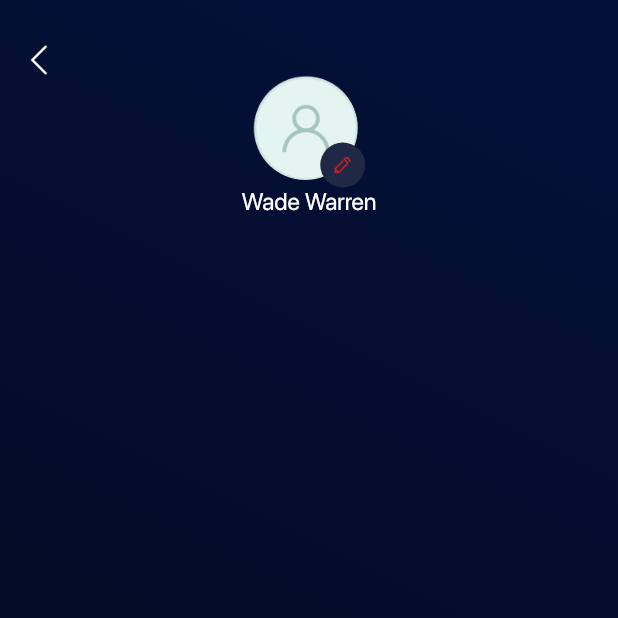
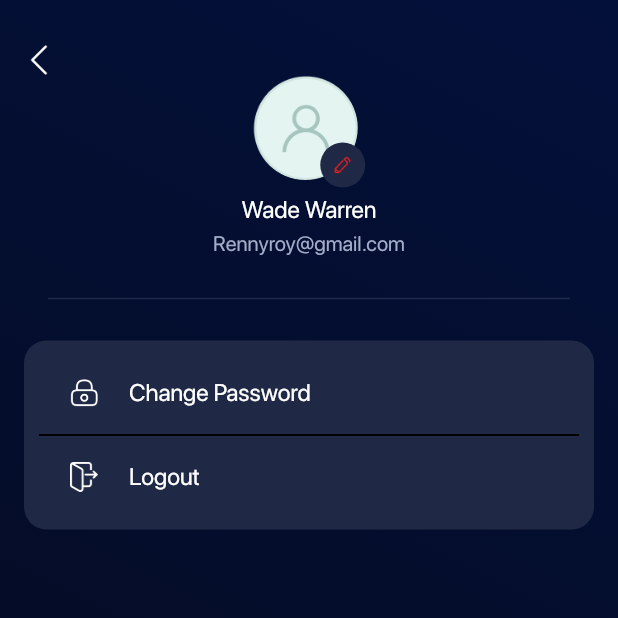
Before and after one commit to RishabhDev2203/flutter-movieapp, a Flutter app: the ProfilePage screen opened directly, on a phone screen of 412 x 824 dp, the top half of it. Run offline on Flutter 3.47's test engine with Material 2 defaults, Android fonts, the phone set to English and light mode, and no system bars; drawn by our look-alikes of cached_network_image, loader_overlay; our stand-ins replace carousel_slider, device_info, dio, equatable, flutter_bloc, fluttertoast and 5 more; missing offline and left inert: amazon_cognito_identity_dart_2; accounts and stored records are empty; generated files the repository leaves out were written again; network calls fail; project files that could hold a hidden picture were left out.

Commit message:
profile ui

```diff
--- a/lib/ui/auth/create_new_password.dart
+++ b/lib/ui/auth/create_new_password.dart
@@ -12,7 +12,8 @@ import '../../util/strings.dart';
 import '../../util/utility.dart';
 
 class CreateNewPasswordScreen extends StatefulWidget {
-  const CreateNewPasswordScreen({Key? key}) : super(key: key);
+  String? title;
+   CreateNewPasswordScreen({Key? key,this.title}) : super(key: key);
 
   @override
   State<CreateNewPasswordScreen> createState() =>
@@ -44,8 +45,8 @@ class _CreateNewPasswordScreenState extends State<CreateNewPasswordScreen> {
                       child: ButtonBack(),
                     ),
                     const SizedBox(height: 20),
-                    const TitleText(
-                      text: Strings.createNewPassword,
+                     TitleText(
+                      text: widget.title??"",
                       fontSize: 28,
                     ),
                     const SizedBox(height: 25),
--- a/lib/ui/auth/recover_password.dart
+++ b/lib/ui/auth/recover_password.dart
@@ -78,7 +78,7 @@ class _RecoverPasswordScreenState extends State<RecoverPasswordScreen> {
                               context,
                               MaterialPageRoute(
                                 builder: (context) =>
-                                    const CreateNewPasswordScreen(),
+                                     CreateNewPasswordScreen(title: Strings.createNewPassword),
                               ));
                         }),
                   ]))),
--- a/lib/ui/home/home_details_page.dart
+++ b/lib/ui/home/home_details_page.dart
@@ -2,6 +2,7 @@ import 'package:cached_network_image/cached_network_image.dart';
 import 'package:flutter/cupertino.dart';
 import 'package:flutter/material.dart';
 import 'package:flutter/painting.dart';
+import 'package:flutter_firebase_ott/util/component/back_button.dart';
 
 import '../../util/app_colors.dart';
 import '../../util/component/more_description.dart';
@@ -58,18 +59,9 @@ class _HomeDetailPageState extends State<HomeDetailPage> {
               Column(
                 crossAxisAlignment: CrossAxisAlignment.start,
                 children: [
-                  InkWell(
-                    onTap: () {
-                      Navigator.pop(context);
-                    },
-                    child: const Padding(
-                      padding: EdgeInsets.only(top: 40, left: 10),
-                      child: ImageIcon(
-                        AssetImage('assets/images/backarrow.png'),
-                        size: 25,
-                        color: AppColors.white,
-                      ),
-                    ),
+                  const Padding(
+                    padding: EdgeInsets.only(top: 40, left: 10),
+                    child: ButtonBack(),
                   ),
                   Center(
                     child: Padding(
--- a/lib/ui/profile/profile_page.dart
+++ b/lib/ui/profile/profile_page.dart
@@ -3,9 +3,14 @@ import 'package:flutter/material.dart';
 import 'package:flutter/rendering.dart';
 import 'package:flutter_firebase_ott/util/app_colors.dart';
 import 'package:flutter_firebase_ott/util/component/back_button.dart';
+import 'package:flutter_firebase_ott/util/component/my_container.dart';
 import 'package:flutter_firebase_ott/util/dimensions.dart';
+import 'package:flutter_firebase_ott/util/strings.dart';
 import '../../util/component/photo_action_bottom_sheet.dart';
 import 'package:cached_network_image/cached_network_image.dart';
+
+import '../../util/constants.dart';
+import '../auth/create_new_password.dart';
 
 class ProfilePage extends StatefulWidget {
   const ProfilePage({Key? key}) : super(key: key);
@@ -64,14 +69,102 @@ class _ProfilePageState extends State<ProfilePage> {
                   ),
                 ],
               ),
+              const SizedBox(height: 5,),
               const Text(
                 "Wade Warren",
                 style: TextStyle(
                   color: AppColors.white,
                   fontSize: Dimensions.textSizeMedium,
+                    fontFamily: Constants.fontFamily,
                   fontWeight: FontWeight.w500
                 ),
+              ),
+              const SizedBox(height: 5,),
+              const Text(
+                "Rennyroy@gmail.com",
+                style: TextStyle(
+                    color: AppColors.textSecondary,
+                    fontSize: Dimensions.textSizeSmall,
+                    fontFamily: Constants.fontFamily,
+                    fontWeight: FontWeight.w400
+                ),
+              ),
+              const SizedBox(height: 20,),
+              const Padding(
+                padding: EdgeInsets.only(left: 16,right: 16),
+                child: Divider(
+                  color: AppColors.divider,thickness: 1,),
+              ),
+              const SizedBox(height: 20,),
+              Container(
+                padding: const EdgeInsets.only(top: 25,bottom: 25,left: 10,right: 10),
+                  decoration: BoxDecoration(
+                    color: AppColors.myContainerColor,
+                    borderRadius: BorderRadius.circular(Dimensions.cornerRadiusMedium),
+                  ),
+                  child: Column(
+                    children: [
+                      InkWell(
+                        onTap: (){
+                          Navigator.push(
+                              context,
+                              MaterialPageRoute(
+                                builder: (context) =>
+                                 CreateNewPasswordScreen(title: Strings.changePassword),
+                              ));
+                        },
+                        child: Row(
+                          children: [
+                            const SizedBox(width: 20,),
+                            Image.asset(
+                              "assets/images/lock.png",
+                              height: 20,
+                              width: 20,
+                            ),
+                            const SizedBox(width: 20,),
+                            const Text(
+                              "Change Password",
+                              style: TextStyle(
+                                  color: AppColors.white,
+                                  fontSize: Dimensions.textSizeMedium,
+                                  fontFamily: Constants.fontFamily,
+                                  fontWeight: FontWeight.w500
+                              ),
+                            ),
+
+                          ],
+                        ),
+                      ),
+                      const SizedBox(height: 10,),
+                      const Divider(
+                        color: AppColors.black,thickness: 1.3,),
+                      const SizedBox(height: 10,),
+                      Row(
+                        children: [
+                          const SizedBox(width: 20,),
+                          Image.asset(
+                            "assets/images/logout.png",
+                            height: 20,
+                            width: 20,
+                          ),
+                          const SizedBox(width: 20,),
+                          const Text(
+                            "Logout",
+                            style: TextStyle(
+                                color: AppColors.white,
+                                fontSize: Dimensions.textSizeMedium,
+                                fontFamily: Constants.fontFamily,
+                                fontWeight: FontWeight.w500
+                            ),
+                          ),
+
+                        ],
+                      )
+                    ],
+                  )
               )
+
+
             ],
           ),
         ),
--- a/lib/util/app_colors.dart
+++ b/lib/util/app_colors.dart
@@ -22,7 +22,8 @@ class AppColors {
   static const buttonRedColor =Color(0xFFE71D1D);
 
   //Divider Colors
-  static const divider = Color(0xFF6F7B9B);
+  static const divider = Color(0x3D6F7B9B);
+  static const dividerSecondary = Color(0xFF1F2845);
   static const border = Color(0xFFA9BCB9);
 
   //Icon Colors
--- a/lib/util/strings.dart
+++ b/lib/util/strings.dart
@@ -37,5 +37,6 @@ class Strings {
   static const adventureMovie = "Adventure Movie";
   static const romanticMovie = "Romantic Movie";
   static const recommended = "Recommended";
+  static const changePassword = "Change password";
 
 }
```
Also changed, not shown: assets/images/logout.png (added), 4 other files.
